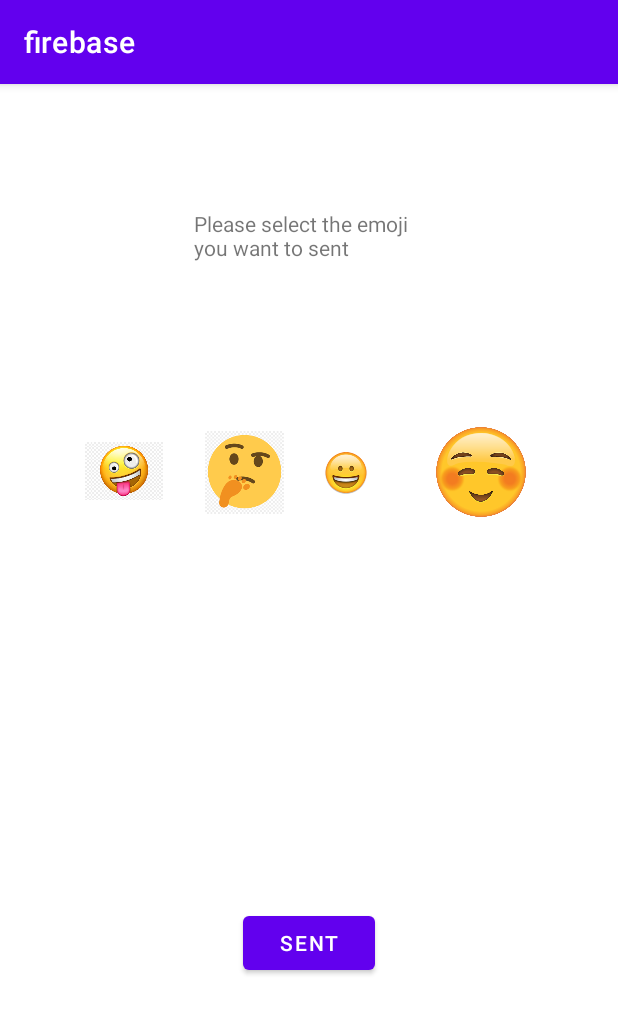
After one commit to YiqianDeng/PawFriends-Team_Firebase-aassignment, an Android app: the SentStickerActivity screen opened directly, with no data from a screen before it, on a phone screen of 412 x 824 dp. The commit adds this screen. Shown: the top 1014 px of the screen. Run offline under Robolectric (Android 15) with nearby library versions, the phone set to English and light mode, and no system bars.

Commit message:
add design for SentStickerActivity and Choose RecipientActivity

```diff
--- a/app/src/main/AndroidManifest.xml
+++ b/app/src/main/AndroidManifest.xml
@@ -9,9 +9,10 @@
         android:roundIcon="@mipmap/ic_launcher_round"
         android:supportsRtl="true"
         android:theme="@style/Theme.Firebase">
+        <activity android:name=".SentStickerActivity"></activity>
+        <activity android:name=".chooseRecipientActivity" />
         <activity android:name=".StickerReceivedActivity" />
         <activity android:name=".StickerSendActivity" />
-
         <activity android:name=".MainActivity">
             <intent-filter>
                 <action android:name="android.intent.action.MAIN" />
@@ -27,7 +28,6 @@
                 <action android:name="com.google.firebase.MESSAGING_EVENT" />
             </intent-filter>
         </service>
-
         <service
             android:name="com.google.firebase.messaging.FirebaseMessagingService"
             android:exported="false">
@@ -45,4 +45,5 @@
             </intent-filter>
         </receiver>
     </application>
+
 </manifest>
--- /dev/null
+++ b/app/src/main/java/edu/neu/madcourse/firebase/SentStickerActivity.java
@@ -0,0 +1,14 @@
+package edu.neu.madcourse.firebase;
+
+import androidx.appcompat.app.AppCompatActivity;
+
+import android.os.Bundle;
+
+public class SentStickerActivity extends AppCompatActivity {
+
+    @Override
+    protected void onCreate(Bundle savedInstanceState) {
+        super.onCreate(savedInstanceState);
+        setContentView(R.layout.activity_sent_sticker);
+    }
+}
--- /dev/null
+++ b/app/src/main/res/layout/activity_sent_sticker.xml
@@ -0,0 +1,41 @@
+<?xml version="1.0" encoding="utf-8"?>
+<androidx.constraintlayout.widget.ConstraintLayout xmlns:android="http://schemas.android.com/apk/res/android"
+    xmlns:app="http://schemas.android.com/apk/res-auto"
+    xmlns:tools="http://schemas.android.com/tools"
+    android:layout_width="match_parent"
+    android:layout_height="match_parent"
+    tools:context=".SentStickerActivity">
+
+    <include
+        android:id="@+id/include"
+        layout="@layout/content_emoji"
+        android:layout_width="328dp"
+        android:layout_height="171dp"
+        app:layout_constraintBottom_toBottomOf="parent"
+        app:layout_constraintEnd_toEndOf="parent"
+        app:layout_constraintHorizontal_bias="0.492"
+        app:layout_constraintStart_toStartOf="parent"
+        app:layout_constraintTop_toTopOf="parent"
+        app:layout_constraintVertical_bias="0.345" />
+
+    <Button
+        android:id="@+id/btn_sent"
+        android:layout_width="wrap_content"
+        android:layout_height="wrap_content"
+        android:text="@string/sent"
+        app:layout_constraintBottom_toBottomOf="parent"
+        app:layout_constraintEnd_toEndOf="parent"
+        app:layout_constraintStart_toStartOf="parent"
+        app:layout_constraintTop_toBottomOf="@+id/include" />
+
+    <TextView
+        android:id="@+id/selectEmoji"
+        android:layout_width="154dp"
+        android:layout_height="39dp"
+        android:text="@string/selectEmojiSent"
+        app:layout_constraintBottom_toTopOf="@+id/include"
+        app:layout_constraintEnd_toEndOf="parent"
+        app:layout_constraintStart_toStartOf="parent"
+        app:layout_constraintTop_toTopOf="parent" />
+
+</androidx.constraintlayout.widget.ConstraintLayout>
--- a/app/src/main/res/values/strings.xml
+++ b/app/src/main/res/values/strings.xml
@@ -10,4 +10,8 @@
     <string name="send">Send</string>
     <string name="user_list">User List</string>
     <string name="users_list">Users List</string>
+    <string name="listView">user_list_please_choose_the_user_you_want_to_sent_emoji</string>
+    <string name="choose">Choose</string>
+    <string name="sent">SENT</string>
+    <string name="selectEmojiSent">Please select the emoji you want to sent</string>
 </resources>
```
Also changed, not shown: app/src/main/java/edu/neu/madcourse/firebase/chooseRecipientActivity.java (added, +16 -0 lines), app/src/main/res/layout/activity_choose_recipient.xml (added, +43 -0 lines).
